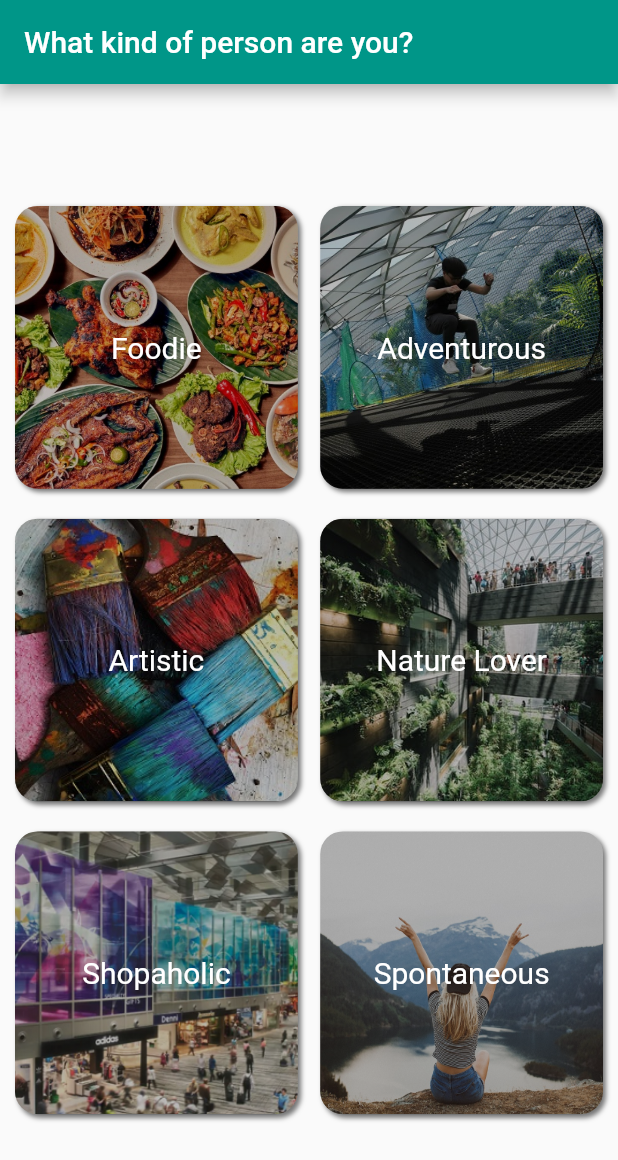
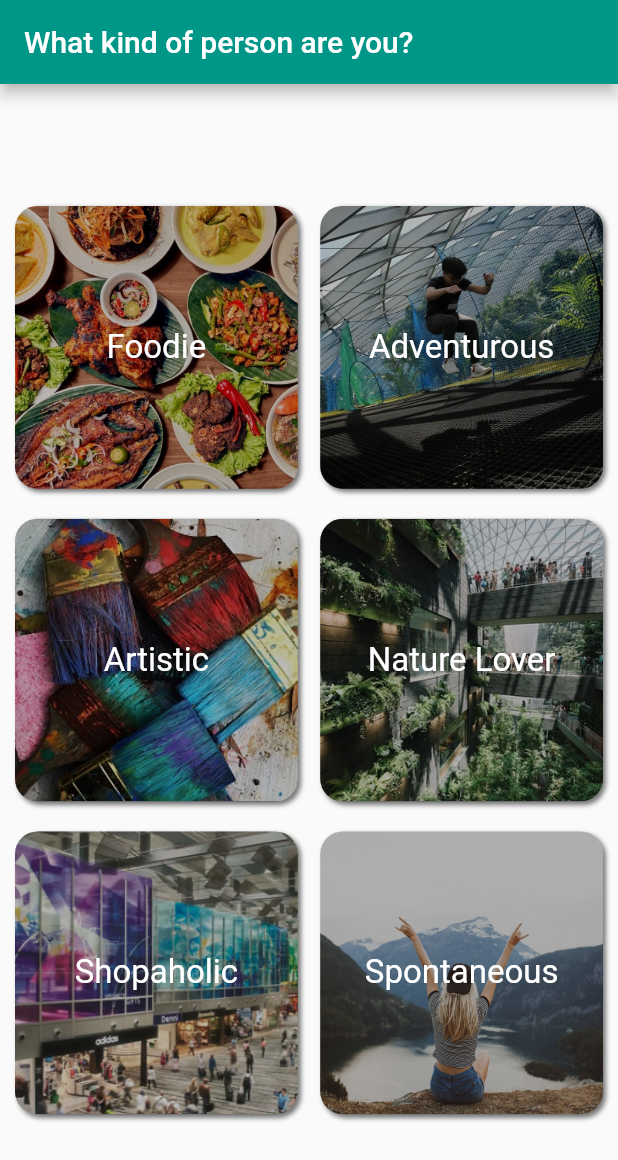
Before and after one commit to Telentovj/KrisWonderer, a Flutter app: the screen it shows after launch, on a phone screen of 412 x 824 dp. Shown: the top 1160 px of the screen. Run offline on Flutter 3.47's test engine with Material 2 defaults, Android fonts, the phone set to English and light mode, and no system bars; our stand-ins replace cloud_firestore, google_maps_flutter, numberpicker; accounts and stored records are empty.

Commit message:
Minor edit

```diff
--- a/lib/PersonalityPage.dart
+++ b/lib/PersonalityPage.dart
@@ -91,7 +91,7 @@ class _PersonalityPageState extends State<PersonalityPage> {
               title,
               style: TextStyle(
                   color: Colors.white,
-                  fontSize: 20),
+                  fontSize: 22),
             ),
           ),
         ],
```
